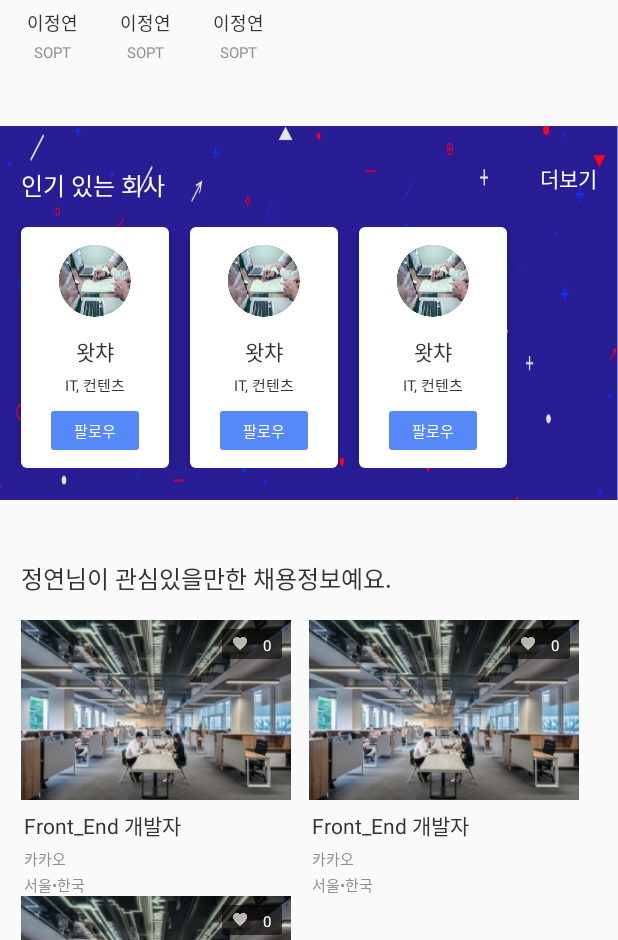
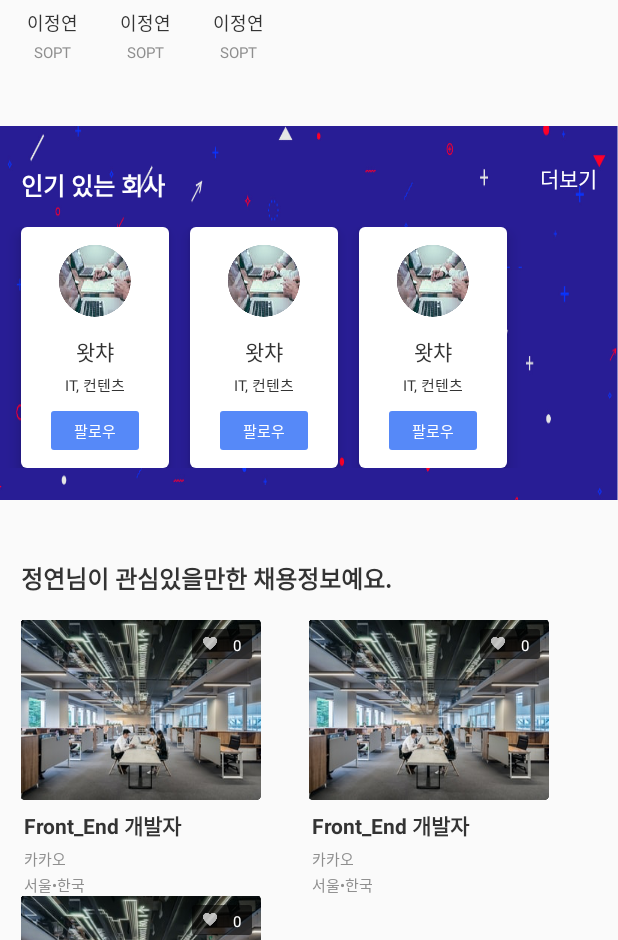
Before and after one commit to sopt-seminar/SOPT_26_collaboration, an Android app: the layout fragment_home.xml on its own in the app's theme, with its tools: preview values and no code run, scrolled down 576 dp, on a phone screen of 412 x 824 dp, the part 296-1236 px from its top. Run offline under Robolectric (Android 15) with nearby library versions, the phone set to English and light mode, and no system bars; plain views replace CarouselView.

```diff
--- a/app/src/main/java/com/example/sopt_26_collaboration/data/ResponseRecruitData.kt
+++ b/app/src/main/java/com/example/sopt_26_collaboration/data/ResponseRecruitData.kt
@@ -11,6 +11,6 @@ data class RecruitData(
     val company_name : String,
     val company_location : String,
     val recruit_position : String,
-    val company_hearts : Int,
+    var company_hearts : Int,
     val company_idx : Int
 )
--- a/app/src/main/res/layout/fragment_home.xml
+++ b/app/src/main/res/layout/fragment_home.xml
@@ -335,6 +335,7 @@
                 android:layout_marginLeft="14dp"
                 android:layout_marginTop="27dp"
                 android:text="인기 있는 회사"
+                android:textStyle="bold"
                 android:textColor="#ffffff"
                 android:textSize="16sp"
                 app:layout_constraintStart_toStartOf="parent"
@@ -379,6 +380,7 @@
                 android:layout_width="wrap_content"
                 android:layout_height="wrap_content"
                 android:layout_marginTop="40dp"
+                android:textStyle="bold"
                 android:text="정연님이 관심있을만한 채용정보예요."
                 android:textColor="#333333"
                 android:textSize="16sp"
--- a/app/src/main/res/layout/recruit_item.xml
+++ b/app/src/main/res/layout/recruit_item.xml
@@ -16,8 +16,8 @@
 
         <ImageView
             android:id="@+id/img_recruit"
-            android:layout_width="180dp"
-            android:layout_height="wrap_content"
+            android:layout_width="160dp"
+            android:layout_height="120dp"
             android:scaleType="centerCrop"
             app:srcCompat="@drawable/img_recruit_1" />
 
@@ -70,6 +70,8 @@
         android:layout_marginLeft="2dp"
         android:layout_marginTop="6dp"
         android:text="Front_End 개발자"
+        android:textSize="14sp"
+        android:textStyle="bold"
         android:textColor="#333333"
         app:layout_constraintStart_toStartOf="parent"
         app:layout_constraintTop_toBottomOf="@+id/frameLayout" />
```
Also changed, not shown: app/src/main/java/com/example/sopt_26_collaboration/recyclerview/RecruitViewHolder.kt (+26 -15 lines).
